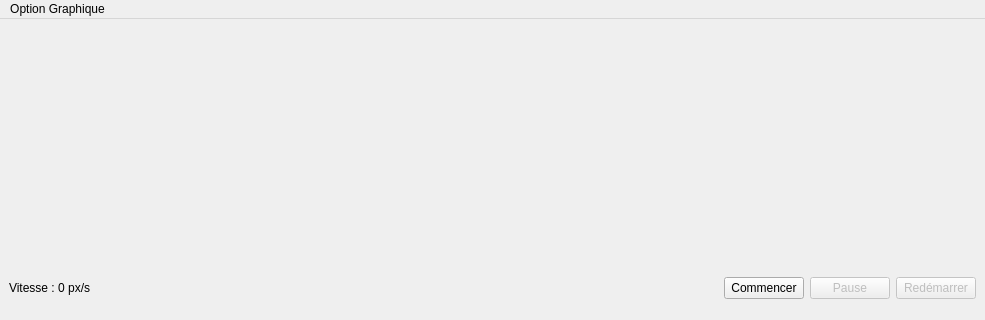
First picture: the form in view/ui/physique.ui, repository aubinJonah/TP4_info3, before the edit; both pictures show x 0 to 985 and y 0 to 320 of the 985 by 580 pixel window.
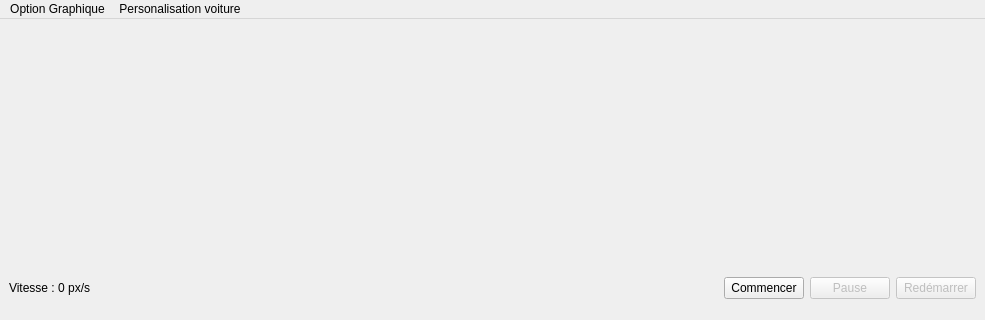
Second picture: the form after the edit.

Commit message: Ajout de caractéristiques pour la voiture

The edit to the form file:
```diff
--- a/view/ui/physique.ui
+++ b/view/ui/physique.ui
@@ -90,7 +90,15 @@
     </property>
     <addaction name="action_ajouter"/>
    </widget>
+   <widget class="QMenu" name="menuPersonalisation_voiture">
+    <property name="title">
+     <string>Personalisation voiture</string>
+    </property>
+    <addaction name="actionCouleur"/>
+    <addaction name="actionCarac"/>
+   </widget>
    <addaction name="menuAjouter_Graphique"/>
+   <addaction name="menuPersonalisation_voiture"/>
   </widget>
   <widget class="QStatusBar" name="statusbar"/>
   <action name="action_ajouter">
```
Left out of the diff: 10 changed lines with no effect on the pictures. The commit also changes 5 other files.
